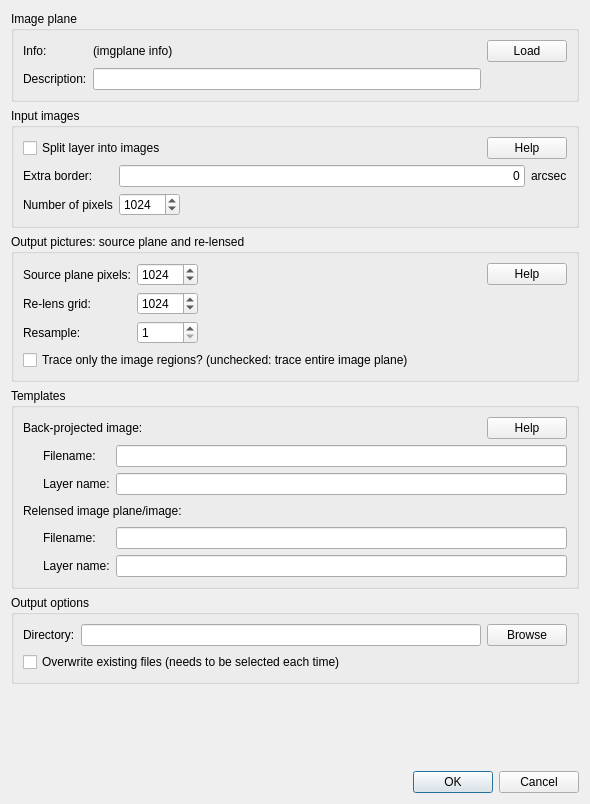
This is pygrale/grale/editor/backprojretracedialog.ui in j0r1/GRALE2 as Qt 5 draws it before an edit. The edited form follows.
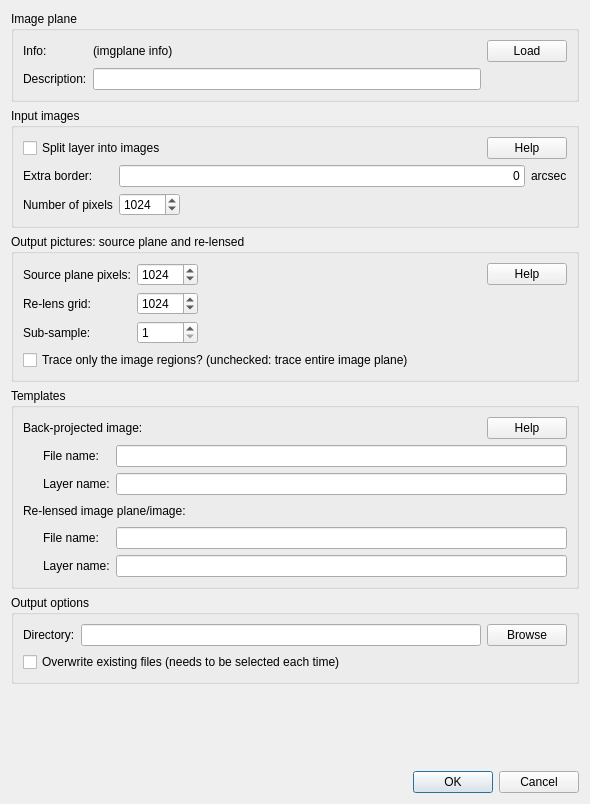
This is the edited form. Custom widgets are drawn as their Qt base class.

Commit message: Finished the backproj/relens dialog and added help information

What changed in the file:
```diff
--- a/pygrale/grale/editor/backprojretracedialog.ui
+++ b/pygrale/grale/editor/backprojretracedialog.ui
@@ -242,7 +242,7 @@
         <item row="2" column="0">
          <widget class="QLabel" name="label_9">
           <property name="text">
-           <string>Resample:</string>
+           <string>Sub-sample:</string>
           </property>
          </widget>
         </item>
@@ -333,7 +333,7 @@
             <item row="0" column="0">
              <widget class="QLabel" name="label_10">
               <property name="text">
-               <string>Filename:</string>
+               <string>File name:</string>
               </property>
              </widget>
             </item>
@@ -359,7 +359,7 @@
           <item>
            <widget class="QLabel" name="label_13">
             <property name="text">
-             <string>Relensed image plane/image:</string>
+             <string>Re-lensed image plane/image:</string>
             </property>
            </widget>
           </item>
@@ -401,7 +401,7 @@
             <item row="0" column="0">
              <widget class="QLabel" name="label_15">
               <property name="text">
-               <string>Filename:</string>
+               <string>File name:</string>
               </property>
              </widget>
             </item>
```
Left out of the diff: 4 changed lines with no effect on the pictures. The commit also changes 4 other files.
